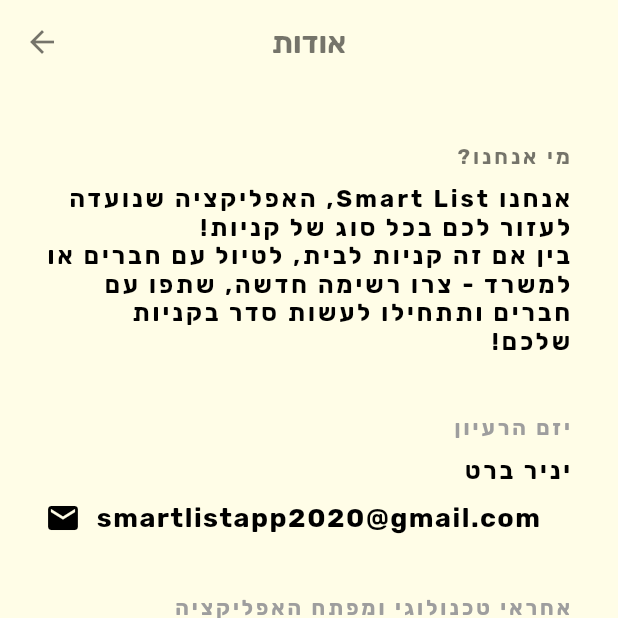
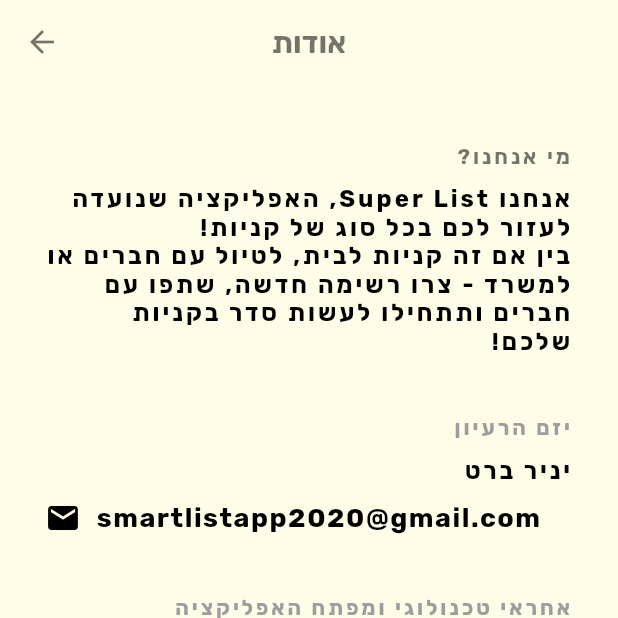
Before and after one commit to GefenHajaj/SmartList, a Flutter app: the InfoPage screen opened directly, on a phone screen of 412 x 824 dp, the top half of it. Run offline on Flutter 3.47's test engine with Material 2 defaults, Android fonts, the phone set to English and light mode, and no system bars; missing offline and left inert: firebase_admob, social_share; accounts and stored records are empty.

Commit message:
changed app name to Super List

```diff
--- a/smart_list_app/lib/info_page.dart
+++ b/smart_list_app/lib/info_page.dart
@@ -27,7 +27,7 @@
                 ),
                 SizedBox(height: 10.0),
                 Text(
-                  'אנחנו Smart List, האפליקציה שנועדה לעזור לכם בכל סוג של קניות!\nבין אם זה קניות לבית, לטיול עם חברים או למשרד - צרו רשימה חדשה, שתפו עם חברים ותתחילו לעשות סדר בקניות שלכם!',
+                  'אנחנו Super List, האפליקציה שנועדה לעזור לכם בכל סוג של קניות!\nבין אם זה קניות לבית, לטיול עם חברים או למשרד - צרו רשימה חדשה, שתפו עם חברים ותתחילו לעשות סדר בקניות שלכם!',
                   style: TextStyle(
                     color: Colors.black,
                     fontWeight: FontWeight.bold,
--- a/smart_list_app/lib/sign_up.dart
+++ b/smart_list_app/lib/sign_up.dart
@@ -69,10 +69,10 @@
     setState(() {
       buttonText = "נרשמנו!";
       buttonColor = successButtonColor;
-      Navigator.of(context).push(MaterialPageRoute<Null>(
+      Navigator.of(context).pushAndRemoveUntil(MaterialPageRoute<Null>(
           builder: (BuildContext context) {
       return ListsPage(user: createdUser, dataArrived: false,);
-      }));
+      }), (Route<dynamic> route) => false);
     });
   }
 
--- a/smart_list_app/pubspec.yaml
+++ b/smart_list_app/pubspec.yaml
@@ -15,7 +15,7 @@
 # In iOS, build-name is used as CFBundleShortVersionString while build-number used as CFBundleVersion.
 # Read more about iOS versioning at
 # https://developer.apple.com/library/archive/documentation/General/Reference/InfoPlistKeyReference/Articles/CoreFoundationKeys.html
-version: 1.0.0+1
+version: 1.0.1+1
 
 environment:
   sdk: ">=2.7.0 <3.0.0"
```
Also changed, not shown: smart_list_app/assets/smart_list_logo.png, 21 other files.
